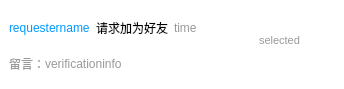
2926163840/qq-client, file friendnoticeitem.ui: the form before one commit.
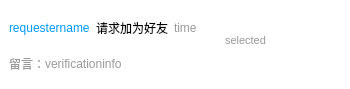
The form after the commit. Icons and pictures are not drawn.

Diff of the .ui file:
```diff
--- a/friendnoticeitem.ui
+++ b/friendnoticeitem.ui
@@ -297,13 +297,13 @@
         <widget class="QLabel" name="selected">
          <property name="minimumSize">
           <size>
-           <width>60</width>
+           <width>100</width>
            <height>30</height>
           </size>
          </property>
          <property name="maximumSize">
           <size>
-           <width>60</width>
+           <width>100</width>
            <height>30</height>
           </size>
          </property>
```
